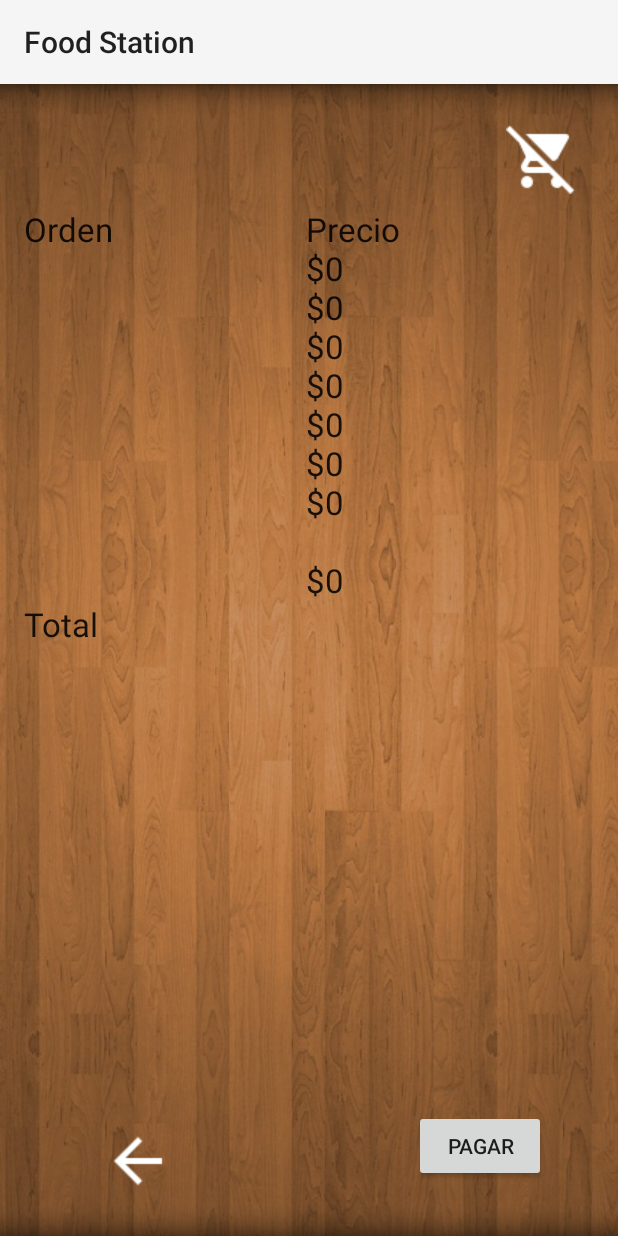
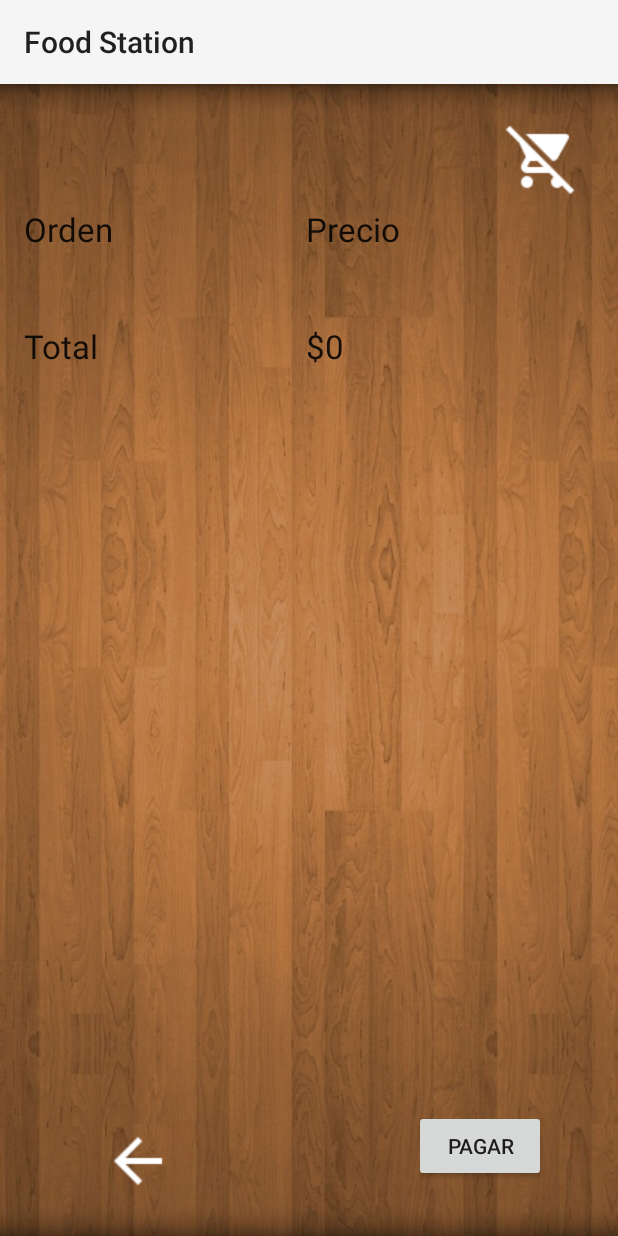
Before and after one commit to omegama/android, an Android app: the CheckoutActivity screen opened directly, with no data from a screen before it, on a phone screen of 412 x 824 dp. Run offline under Robolectric (Android 15) with nearby library versions, the phone set to English and light mode, and no system bars.

Commit message:
Terminar diseño y acomodo de orden

```diff
--- a/Food_Station_Project/app/src/main/java/itesm/mx/food_station_project/CheckoutActivity.java
+++ b/Food_Station_Project/app/src/main/java/itesm/mx/food_station_project/CheckoutActivity.java
@@ -40,24 +40,24 @@ public class CheckoutActivity extends AppCompatActivity {
         SharedPreferences saveOrder = getSharedPreferences("orderInfo", Context.MODE_PRIVATE);
 
         extraGohan = saveOrder.getString("saveOrder", "");
-        extraCostoGohan = Integer.parseInt(saveOrder.getString("saveCost", "0"));
+        extraCostoGohan = (saveOrder.getInt("saveCost", 0));
         textoIExtras = saveOrder.getString("saveIngredients", "");
-        costoIExtras = Integer.parseInt(saveOrder.getString("saveIngredientsCost", "0"));
+        costoIExtras = (saveOrder.getInt("saveIngredientsCost", 0));
 
-        extraBebidas = Integer.parseInt(saveOrder.getString("saveDrinks", "0"));
+        extraBebidas = (saveOrder.getInt("saveDrinks", 0));
         textoBebidas = saveOrder.getString("saveTextDrinks", "");
 
         extraSalad = saveOrder.getString("saveOrderSalad", "");
-        extraCostoSalad = Integer.parseInt(saveOrder.getString("saveCostSalad", "0"));
+        extraCostoSalad = (saveOrder.getInt("saveCostSalad", 0));
 
         textoGE = saveOrder.getString("GEorden", "");
-        costoGE = Integer.parseInt(saveOrder.getString("GEcosto", "0"));
+        costoGE = (saveOrder.getInt("GEcosto", 0));
 
         textoES = saveOrder.getString("ESorden", "");
-        costoES = Integer.parseInt(saveOrder.getString("EScosto", "0"));
+        costoES = (saveOrder.getInt("EScosto", 0));
 
         textoGS = saveOrder.getString("GSorden", "");
-        costoGS = Integer.parseInt(saveOrder.getString("GScosto", "0"));
+        costoGS = (saveOrder.getInt("GScosto", 0));
 
         //AQUI RECIBE LAS ORDENES PARA EL MAIL...
         mailGohan = saveOrder.getString("saveMailGohan", "");
@@ -106,10 +106,63 @@ public class CheckoutActivity extends AppCompatActivity {
 
         //Calculo del total de la orden
         Integer ordenTotal = extraCostoGohan + extraCostoSalad + extraBebidas + costoIExtras + costoGE + costoES + costoGS;
+              //
+
+        String costoGohanCambio = extraCostoGohan.toString();
+        String extrasCambio = costoIExtras.toString();
+        String costoSalad = extraCostoSalad.toString();
+        String cambioBebida = extraBebidas.toString();
+        String combo1Cambio = costoGE.toString();
+        String combo2Cambio = costoGS.toString();
+        String combo3Cambio = costoES.toString();
+
+        if (costoGohanCambio.matches("0")){
+            costoGohanCambio = "";
+        } else {
+            costoGohanCambio = "$" +  extraCostoGohan.toString() + "\n";
+
+        }
+
+        if(extrasCambio.matches("0")){
+            extrasCambio = "";
+        } else {
+            extrasCambio = "$" +  costoIExtras.toString() + "\n";
+        }
+
+        if (costoSalad.matches("0")){
+            costoSalad = "";
+        } else {
+            costoSalad = "$" + extraCostoSalad.toString() + "\n";
+        }
+
+        if (cambioBebida.matches("0")){
+            cambioBebida = "";
+        } else {
+            cambioBebida = "$" + extraBebidas.toString() + "\n";
+        }
+
+        if (combo1Cambio.matches("0")){
+                combo1Cambio = "";
+        } else {
+            combo1Cambio = "$" + costoGE.toString() + "\n";
+        }
+
+        if (combo2Cambio.matches("0")){
+            combo2Cambio = "";
+        } else {
+            combo2Cambio = "$" + costoGS.toString() + "\n";
+        }
+
+        if (combo3Cambio.matches("0")){
+            combo3Cambio = "";
+        } else {
+            combo3Cambio = "$" + costoES.toString() + "\n";
+        }
 
         //Impresion de elementos en la orden
-        costoGohan.setText("Precio\n" + "$" + extraCostoGohan.toString() + "\n$" + costoIExtras.toString()+ "\n$" + extraCostoSalad.toString() + "\n$" + extraBebidas.toString() + "\n$" + costoGE.toString() + "\n$" + costoES.toString() + "\n$" + costoGS.toString()  + "\n\n$" + ordenTotal.toString());
-        ordenGohan.setText("Orden\n" + extraGohan + "\n" + textoIExtras +  "\n" + extraSalad + "\n" + textoBebidas  + "\n" + textoGE + "\n" + textoES + "\n" + textoGS + "\n" );
+        costoGohan.setText("Precio\n\n" +  costoGohanCambio + extrasCambio + costoSalad + cambioBebida + combo1Cambio + combo2Cambio + combo3Cambio + "\n$" + ordenTotal.toString());
+                //+  costoIExtras.toString() + extraCostoSalad.toString()+ extraBebidas.toString()  + costoGE.toString() + costoES.toString()  + costoGS.toString()  + "\n\n$" + ordenTotal.toString());
+        ordenGohan.setText("Orden\n\n" + extraGohan + textoIExtras + extraSalad + textoBebidas + textoGE + textoGS +  textoES + "\n" + "Total" + "\n" );
         //totalOrden.setText("$" + ordenTotal.toString());
     }
 }
--- a/Food_Station_Project/app/src/main/java/itesm/mx/food_station_project/DrinksActivity.java
+++ b/Food_Station_Project/app/src/main/java/itesm/mx/food_station_project/DrinksActivity.java
@@ -112,8 +112,8 @@ public class DrinksActivity extends AppCompatActivity {
                     return;
                 }
 
-                editor.putString("saveDrinks", String.valueOf(totalDrink));
-                editor.putString("saveTextDrinks", "Bebidas");
+                editor.putInt("saveDrinks", Integer.parseInt(String.valueOf(totalDrink)));
+                editor.putString("saveTextDrinks", "Bebidas\n");
                 editor.putString("saveMailDrinks", orderMail);
                 editor.apply();
 
--- a/Food_Station_Project/app/src/main/java/itesm/mx/food_station_project/FoodActivity.java
+++ b/Food_Station_Project/app/src/main/java/itesm/mx/food_station_project/FoodActivity.java
@@ -1,5 +1,6 @@
 package itesm.mx.food_station_project;
 
+import android.content.Context;
 import android.content.Intent;
 import android.support.v7.app.AppCompatActivity;
 import android.os.Bundle;
@@ -10,10 +11,13 @@ import android.widget.ImageButton;
 
 public class FoodActivity extends AppCompatActivity {
 
+
     @Override
     protected void onCreate(Bundle savedInstanceState) {
         super.onCreate(savedInstanceState);
         setContentView(R.layout.food);
+
+       final Context context = getApplicationContext();
 
         ImageButton backBtn = (ImageButton) findViewById(R.id.backFood);
         backBtn.setOnClickListener(new View.OnClickListener() {
--- a/Food_Station_Project/app/src/main/java/itesm/mx/food_station_project/MitadGEActivity.java
+++ b/Food_Station_Project/app/src/main/java/itesm/mx/food_station_project/MitadGEActivity.java
@@ -213,8 +213,8 @@ public class MitadGEActivity extends DialogFragment implements View.OnClickListe
                                 comboCost = 50;
                                 sendCombo = getActivity().getSharedPreferences("orderInfo", Context.MODE_PRIVATE);
                                 editor = sendCombo.edit();
-                                editor.putString("GEorden", comboOrder);
-                                editor.putString("GEcosto", String.valueOf(comboCost));
+                                editor.putString("GEorden", comboOrder + "\n");
+                                editor.putInt("GEcosto", Integer.parseInt(String.valueOf(comboCost)));
                                 editor.putString("mailCombo1", ordenMail);
                                 editor.apply();
                                 Toast.makeText(getActivity(), "Producto agregado", Toast.LENGTH_LONG).show();
--- a/Food_Station_Project/app/src/main/java/itesm/mx/food_station_project/MitadGSActivity.java
+++ b/Food_Station_Project/app/src/main/java/itesm/mx/food_station_project/MitadGSActivity.java
@@ -84,8 +84,8 @@ public View onCreateView(LayoutInflater inflater, ViewGroup container, Bundle sa
                 comboCost = 50;
                 sendCombo = getActivity().getSharedPreferences("orderInfo", Context.MODE_PRIVATE);
                 editor = sendCombo.edit();
-                editor.putString("GSorden", comboOrder);
-                editor.putString("GScosto", String.valueOf(comboCost));
+                editor.putString("GSorden", comboOrder + "\n");
+                editor.putInt("GScosto", Integer.parseInt(String.valueOf(comboCost)));
                 editor.putString("mailCombo2", orderMail);
                 editor.apply();
 
--- a/Food_Station_Project/app/src/main/java/itesm/mx/food_station_project/SaladActivity.java
+++ b/Food_Station_Project/app/src/main/java/itesm/mx/food_station_project/SaladActivity.java
@@ -344,8 +344,8 @@ public class SaladActivity extends AppCompatActivity {
 
                          SharedPreferences saveOrder = getSharedPreferences("orderInfo", Context.MODE_PRIVATE);
                          SharedPreferences.Editor editor = saveOrder.edit();
-                         editor.putString("saveOrderSalad", ordenEnsalada);
-                         editor.putString("saveCostSalad", String.valueOf(precioEnsalada));
+                         editor.putString("saveOrderSalad", ordenEnsalada + "\n");
+                         editor.putInt("saveCostSalad", Integer.parseInt(String.valueOf(precioEnsalada)));
                             //Aqui se guarda globalmente la orden para el mail
                          editor.putString("saveMailSalad", ordenMail);
                          editor.apply();
--- a/Food_Station_Project/app/src/main/res/layout/activity_checkout.xml
+++ b/Food_Station_Project/app/src/main/res/layout/activity_checkout.xml
@@ -54,24 +54,7 @@
                     android:layout_width="wrap_content"
                     android:layout_height="wrap_content"
                     android:textAppearance="?android:attr/textAppearanceLarge"
-                    android:text="$"
                     android:id="@+id/textCostGohan" />
-
-        </LinearLayout>
-
-        <LinearLayout
-            android:orientation="horizontal"
-            android:layout_width="match_parent"
-            android:layout_height="wrap_content"
-            android:weightSum="2">
-
-            <TextView
-                android:layout_width="wrap_content"
-                android:layout_height="wrap_content"
-                android:layout_weight="1"
-                android:textAppearance="?android:attr/textAppearanceLarge"
-                android:text="Total"
-                android:id="@+id/textView10" />
 
         </LinearLayout>
 
```
Also changed, not shown: Food_Station_Project/app/src/main/java/itesm/mx/food_station_project/GohanActivity.java (+16 -5 lines), Food_Station_Project/app/src/main/java/itesm/mx/food_station_project/MitadESActivity.java (+7 -2 lines), Food_Station_Project/app/src/main/res/drawable/ciel600.jpeg (deleted), Food_Station_Project/app/src/main/res/drawable/ciel600.png (added), Food_Station_Project/app/src/main/res/drawable/ciellitro.jpg (deleted), Food_Station_Project/app/src/main/res/drawable/ciellitro.png (added), Food_Station_Project/app/src/main/res/drawable/delvalle.png, Food_Station_Project/app/src/main/res/drawable/delvallefrut.jpg (deleted), Food_Station_Project/app/src/main/res/drawable/delvallefrut.png (added), Food_Station_Project/app/src/main/res/drawable/power.png, Food_Station_Project/app/src/main/res/drawable/tehelado.jpg (deleted), Food_Station_Project/app/src/main/res/drawable/tehelado.png (added).
